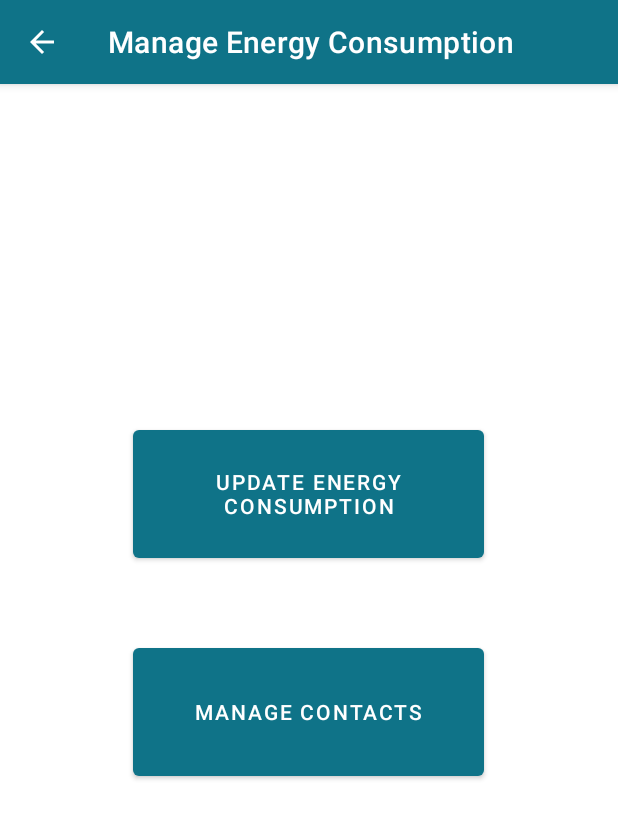
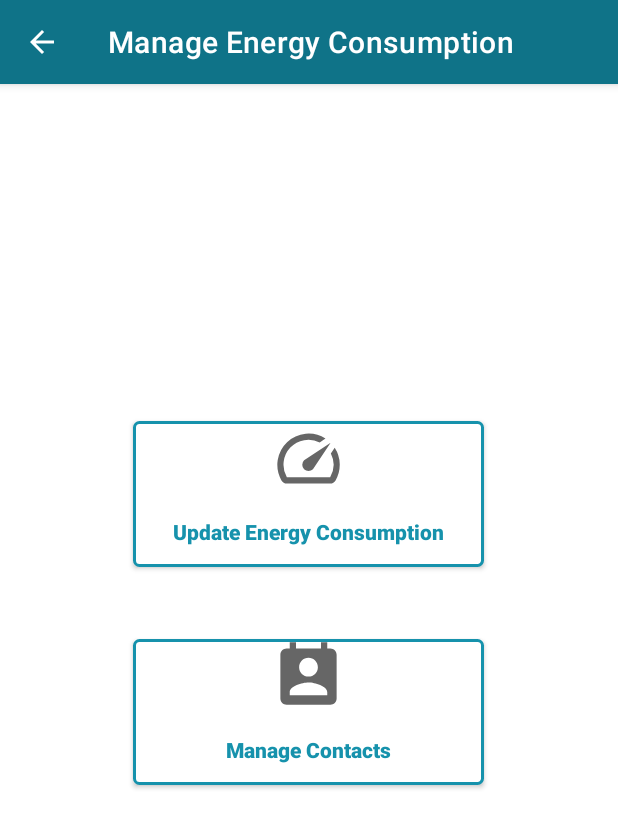
Before and after one commit to theOfficial-IrvinGiL/Thesis-Auxiliary-Android-Application-_-Energy-Consumption-Monitoring, an Android app: the secondActivity screen opened directly, with no data from a screen before it, on a phone screen of 412 x 824 dp. Shown: the top 828 px of the screen. Run offline under Robolectric (Android 15) with nearby library versions, the phone set to English and light mode, and no system bars.

Commit message:
Irvin Gil: made custom buttons under the 1st activity of manage_energy_consumption

```diff
--- /dev/null
+++ b/app/src/main/res/drawable/custom_button1.xml
@@ -0,0 +1,7 @@
+<?xml version="1.0" encoding="utf-8"?>
+<shape xmlns:android="http://schemas.android.com/apk/res/android" android:shape="rectangle">
+    <solid android:color="@android:color/white"></solid>
+    <corners android:radius="3dp"/>
+    <stroke android:color="#1692ac" android:width="2dp"/>
+
+</shape>
--- /dev/null
+++ b/app/src/main/res/drawable/ic_baseline_perm_contact_calendar_24.xml
@@ -0,0 +1,5 @@
+<vector android:height="50dp" android:tint="?attr/colorControlNormal"
+    android:viewportHeight="24" android:viewportWidth="24"
+    android:width="50dp" xmlns:android="http://schemas.android.com/apk/res/android">
+    <path android:fillColor="@android:color/white" android:pathData="M19,3h-1L18,1h-2v2L8,3L8,1L6,1v2L5,3c-1.11,0 -2,0.9 -2,2v14c0,1.1 0.89,2 2,2h14c1.1,0 2,-0.9 2,-2L21,5c0,-1.1 -0.9,-2 -2,-2zM12,6c1.66,0 3,1.34 3,3s-1.34,3 -3,3 -3,-1.34 -3,-3 1.34,-3 3,-3zM18,18L6,18v-1c0,-2 4,-3.1 6,-3.1s6,1.1 6,3.1v1z"/>
+</vector>
--- /dev/null
+++ b/app/src/main/res/drawable/ic_baseline_speed_24.xml
@@ -0,0 +1,5 @@
+<vector android:height="50dp" android:tint="?attr/colorControlNormal"
+    android:viewportHeight="24" android:viewportWidth="24"
+    android:width="50dp" xmlns:android="http://schemas.android.com/apk/res/android">
+    <path android:fillColor="@android:color/white" android:pathData="M20.38,8.57l-1.23,1.85a8,8 0,0 1,-0.22 7.58L5.07,18A8,8 0,0 1,15.58 6.85l1.85,-1.23A10,10 0,0 0,3.35 19a2,2 0,0 0,1.72 1h13.85a2,2 0,0 0,1.74 -1,10 10,0 0,0 -0.27,-10.44zM10.59,15.41a2,2 0,0 0,2.83 0l5.66,-8.49 -8.49,5.66a2,2 0,0 0,0 2.83z"/>
+</vector>
--- a/app/src/main/res/layout/activity_second.xml
+++ b/app/src/main/res/layout/activity_second.xml
@@ -6,7 +6,7 @@
     android:layout_height="match_parent"
     tools:context=".secondActivity">
 
-    <Button
+    <androidx.appcompat.widget.AppCompatButton
         android:id="@+id/updateButton"
         android:layout_width="234dp"
         android:layout_height="97dp"
@@ -16,9 +16,16 @@
         app:layout_constraintHorizontal_bias="0.497"
         app:layout_constraintStart_toStartOf="parent"
         app:layout_constraintTop_toTopOf="parent"
-        app:layout_constraintVertical_bias="0.335" />
+        app:layout_constraintVertical_bias="0.335"
+        android:textColor="#1692ac"
+        android:textStyle="bold"
+        android:textAllCaps="false"
+        android:background="@drawable/custom_button1"
+        android:drawableTop="@drawable/ic_baseline_speed_24"
+       />
 
-    <Button
+    <androidx.appcompat.widget.AppCompatButton
+        android:background="@drawable/custom_button1"
         android:id="@+id/manageContactsButton"
         android:layout_width="234dp"
         android:layout_height="97dp"
@@ -27,5 +34,12 @@
         app:layout_constraintEnd_toEndOf="parent"
         app:layout_constraintHorizontal_bias="0.497"
         app:layout_constraintStart_toStartOf="parent"
-        app:layout_constraintTop_toBottomOf="@+id/updateButton" />
+        app:layout_constraintTop_toBottomOf="@+id/updateButton"
+        android:textColor="#1692ac"
+        android:textStyle="bold"
+        android:textAllCaps="false"
+        android:drawableTop="@drawable/ic_baseline_perm_contact_calendar_24"
+
+
+        />
 </androidx.constraintlayout.widget.ConstraintLayout>
```
Also changed, not shown: app/src/main/res/drawable/general_button_design.xml (added, +9 -0 lines), app/src/main/res/layout/activity_main.xml (+6 -3 lines).
